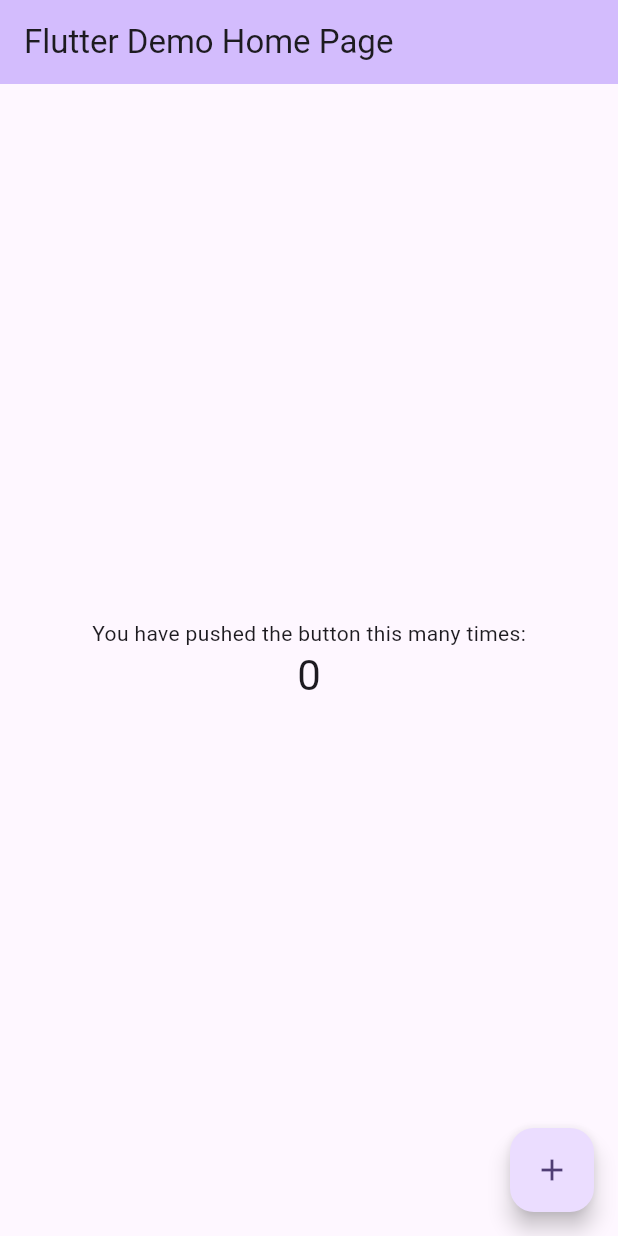
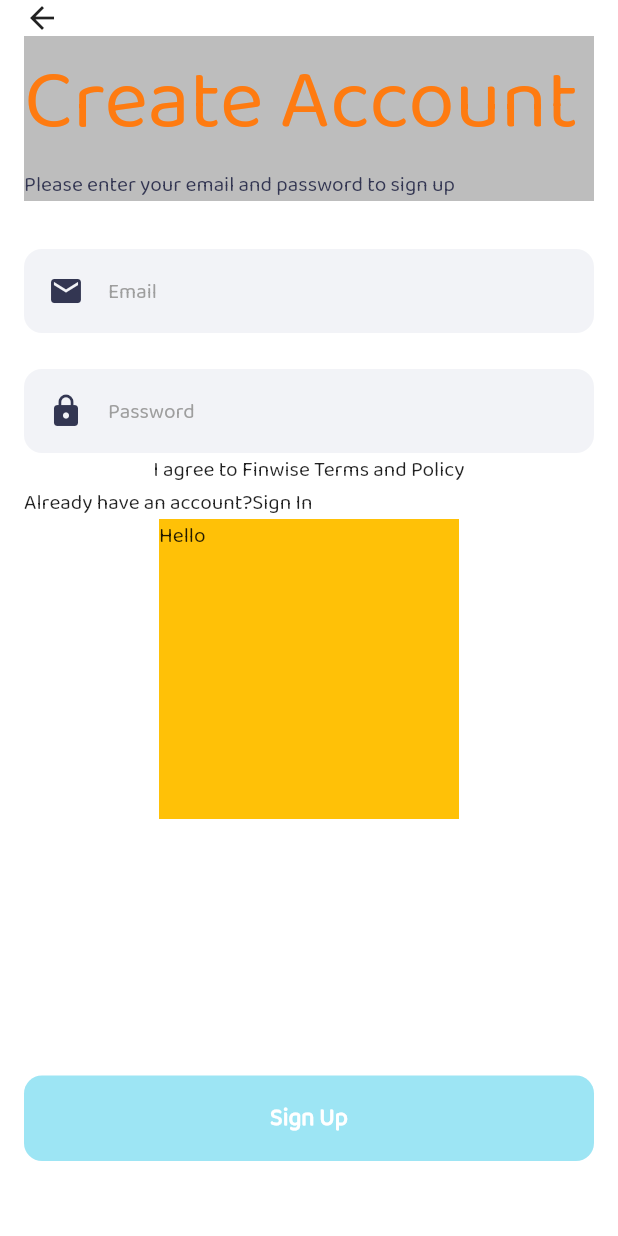
Before and after one commit to Financial-App-Finwise/finance-mobile-app, a Flutter app: the screen it shows after launch, on a phone screen of 412 x 824 dp. Run offline on Flutter 3.47's test engine with Material 2 defaults, Android fonts, the phone set to English and light mode, and no system bars.

Commit message:
defined structure

```diff
--- /dev/null
+++ b/lib/core/constants/color_constant.dart
@@ -0,0 +1,29 @@
+import 'package:flutter/material.dart';
+
+class ColorConstant {
+  // main color
+  static Color primary = Color(0xff0B8AAF);
+  static Color secondary = Color(0xff0ABDE3);
+
+  // finance
+  static Color total = primary;
+  static Color totalIcon = secondary;
+  static Color income = Color(0xff10AC84);
+  static Color incomeIcon = Color(0xff10AC84);
+  static Color expense = Color(0xffEE5353);
+  static Color expenseIcon = Color(0xffEE5353);
+  static Color overbudget = Color(0xffEF6007);
+  static Color overbudgetIcon = Color(0xffFE7B11);
+
+  // main features
+  // static Color
+  static Color bill = Color(0xffFE7B11);
+
+  // text
+  static Color black = Color(0xff191B29);
+  static Color mainText = Color(0xff333652);
+  static Color thin = Color(0xff656B9F);
+
+  // sign up
+  static Color boldLink = Color(0xff165A74);
+}
--- /dev/null
+++ b/lib/core/constants/font_constant.dart
@@ -0,0 +1,3 @@
+class FontConstant {
+  static String primary = 'Baloo_Thambi_2';
+}
--- /dev/null
+++ b/lib/core/widgets/test_container.dart
@@ -0,0 +1,22 @@
+import 'package:flutter/material.dart';
+
+class TestContainer extends StatefulWidget {
+  TestContainer({super.key, this.text = ''});
+
+  late String text;
+
+  @override
+  State<TestContainer> createState() => _TestContainerState();
+}
+
+class _TestContainerState extends State<TestContainer> {
+  @override
+  Widget build(BuildContext context) {
+    return Container(
+      height: 200,
+      width: 200,
+      color: Colors.amber,
+      child: Text(widget.text),
+    );
+  }
+}
--- a/lib/main.dart
+++ b/lib/main.dart
@@ -1,125 +1,21 @@
 import 'package:flutter/material.dart';
+import 'package:test/modules/auth/screens/sign_in_screen.dart';
+import 'package:test/modules/auth/screens/sign_up_screen.dart';
+import 'package:test/themes/app_theme.dart';
 
 void main() {
-  runApp(const MyApp());
+  runApp(MyApp());
 }
 
 class MyApp extends StatelessWidget {
   const MyApp({super.key});
 
-  // This widget is the root of your application.
   @override
   Widget build(BuildContext context) {
     return MaterialApp(
-      title: 'Flutter Demo',
-      theme: ThemeData(
-        // This is the theme of your application.
-        //
-        // TRY THIS: Try running your application with "flutter run". You'll see
-        // the application has a blue toolbar. Then, without quitting the app,
-        // try changing the seedColor in the colorScheme below to Colors.green
-        // and then invoke "hot reload" (save your changes or press the "hot
-        // reload" button in a Flutter-supported IDE, or press "r" if you used
-        // the command line to start the app).
-        //
-        // Notice that the counter didn't reset back to zero; the application
-        // state is not lost during the reload. To reset the state, use hot
-        // restart instead.
-        //
-        // This works for code too, not just values: Most code changes can be
-        // tested with just a hot reload.
-        colorScheme: ColorScheme.fromSeed(seedColor: Colors.deepPurple),
-        useMaterial3: true,
-      ),
-      home: const MyHomePage(title: 'Flutter Demo Home Page'),
+      // debugShowCheckedModeBanner: ,
+      home: SignUpScreen(),
+      theme: appTheme,
     );
   }
 }
-
-class MyHomePage extends StatefulWidget {
-  const MyHomePage({super.key, required this.title});
-
-  // This widget is the home page of your application. It is stateful, meaning
-  // that it has a State object (defined below) that contains fields that affect
-  // how it looks.
-
-  // This class is the configuration for the state. It holds the values (in this
-  // case the title) provided by the parent (in this case the App widget) and
-  // used by the build method of the State. Fields in a Widget subclass are
-  // always marked "final".
-
-  final String title;
-
-  @override
-  State<MyHomePage> createState() => _MyHomePageState();
-}
-
-class _MyHomePageState extends State<MyHomePage> {
-  int _counter = 0;
-
-  void _incrementCounter() {
-    setState(() {
-      // This call to setState tells the Flutter framework that something has
-      // changed in this State, which causes it to rerun the build method below
-      // so that the display can reflect the updated values. If we changed
-      // _counter without calling setState(), then the build method would not be
-      // called again, and so nothing would appear to happen.
-      _counter++;
-    });
-  }
-
-  @override
-  Widget build(BuildContext context) {
-    // This method is rerun every time setState is called, for instance as done
-    // by the _incrementCounter method above.
-    //
-    // The Flutter framework has been optimized to make rerunning build methods
-    // fast, so that you can just rebuild anything that needs updating rather
-    // than having to individually change instances of widgets.
-    return Scaffold(
-      appBar: AppBar(
-        // TRY THIS: Try changing the color here to a specific color (to
-        // Colors.amber, perhaps?) and trigger a hot reload to see the AppBar
-        // change color while the other colors stay the same.
-        backgroundColor: Theme.of(context).colorScheme.inversePrimary,
-        // Here we take the value from the MyHomePage object that was created by
-        // the App.build method, and use it to set our appbar title.
-        title: Text(widget.title),
-      ),
-      body: Center(
-        // Center is a layout widget. It takes a single child and positions it
-        // in the middle of the parent.
-        child: Column(
-          // Column is also a layout widget. It takes a list of children and
-          // arranges them vertically. By default, it sizes itself to fit its
-          // children horizontally, and tries to be as tall as its parent.
-          //
-          // Column has various properties to control how it sizes itself and
-          // how it positions its children. Here we use mainAxisAlignment to
-          // center the children vertically; the main axis here is the vertical
-          // axis because Columns are vertical (the cross axis would be
-          // horizontal).
-          //
-          // TRY THIS: Invoke "debug painting" (choose the "Toggle Debug Paint"
-          // action in the IDE, or press "p" in the console), to see the
-          // wireframe for each widget.
-          mainAxisAlignment: MainAxisAlignment.center,
-          children: <Widget>[
-            const Text(
-              'You have pushed the button this many times:',
-            ),
-            Text(
-              '$_counter',
-              style: Theme.of(context).textTheme.headlineMedium,
-            ),
-          ],
-        ),
-      ),
-      floatingActionButton: FloatingActionButton(
-        onPressed: _incrementCounter,
-        tooltip: 'Increment',
-        child: const Icon(Icons.add),
-      ), // This trailing comma makes auto-formatting nicer for build methods.
-    );
-  }
-}
--- /dev/null
+++ b/lib/modules/auth/models/user_model.dart
@@ -0,0 +1,7 @@
+class User {
+  late int id;
+  late String name;
+  late String email;
+  late String password;
+  late double totalBalance;
+}
--- /dev/null
+++ b/lib/modules/auth/screens/sign_in_screen.dart
@@ -0,0 +1,17 @@
+import 'package:flutter/material.dart';
+
+class SignInScreen extends StatefulWidget {
+  const SignInScreen({super.key});
+
+  @override
+  State<SignInScreen> createState() => _SignInScreenState();
+}
+
+class _SignInScreenState extends State<SignInScreen> {
+  @override
+  Widget build(BuildContext context) {
+    return Scaffold(
+
+    );
+  }
+}
--- /dev/null
+++ b/lib/modules/auth/screens/sign_up_screen.dart
@@ -0,0 +1,208 @@
+import 'package:flutter/material.dart';
+import 'package:test/core/constants/color_constant.dart';
+import 'package:test/core/constants/font_constant.dart';
+import 'package:test/core/widgets/test_container.dart';
+
+class SignUpScreen extends StatefulWidget {
+  const SignUpScreen({super.key});
+
+  @override
+  State<SignUpScreen> createState() => _SignUpScreenState();
+}
+
+class _SignUpScreenState extends State<SignUpScreen> {
+  @override
+  Widget build(BuildContext context) {
+    return Scaffold(
+      body: _buildBody(),
+    );
+  }
+
+  Widget _buildBody() {
+    return Container(
+      padding: EdgeInsets.symmetric(horizontal: 16),
+      child: Column(
+        children: [
+          Expanded(
+            child: SingleChildScrollView(
+              child: Column(
+                children: [
+                  _buildArrow(),
+                  _buildTopContent(),
+                  _buildTextFields(),
+                  _buildBottomContent(),
+                  TestContainer(
+                    text: 'Hello',
+                  ),
+                ],
+              ),
+            ),
+          ),
+          _buildButton(),
+        ],
+      ),
+    );
+  }
+
+  Widget _buildArrow() {
+    return Container(
+      alignment: Alignment.topLeft,
+      child: Icon(Icons.arrow_back),
+    );
+  }
+
+  Widget _buildTopContent() {
+    return Container(
+      alignment: Alignment.topLeft,
+      margin: EdgeInsets.only(bottom: 32),
+      color: Colors.grey[400],
+      child: Column(
+        crossAxisAlignment: CrossAxisAlignment.start,
+        children: [
+          Text(
+            'Create Account',
+            style: Theme.of(context).textTheme.displayMedium,
+          ),
+          Text(
+            'Please enter your email and password to sign up',
+            style: TextStyle(
+              color: ColorConstant.mainText,
+              fontSize: 14,
+              fontWeight: FontWeight.w500,
+            ),
+          ),
+        ],
+      ),
+    );
+  }
+
+  TextEditingController _emailController = TextEditingController();
+  TextEditingController _passwordController = TextEditingController();
+  Color formColor = Color(0xffF2F3F7);
+
+  Widget _buildTextFields() {
+    return Container(
+      padding: EdgeInsets.zero,
+      child: Column(
+        children: [
+          _buildTextFieldItem(
+            hintText: 'Email',
+            prefixIcon: Icon(Icons.email, color: ColorConstant.mainText),
+            controller: _emailController
+          ),
+          SizedBox(height: 24),
+          _buildTextFieldItem(
+            hintText: 'Password',
+            prefixIcon: Icon(Icons.lock, color: ColorConstant.mainText),
+            controller: _passwordController,
+          ),
+        ],
+      ),
+    );
+  }
+
+  Widget _buildTextFieldItem({
+    required TextEditingController controller,
+    required String hintText,
+    required Widget prefixIcon,
+    bool obscureText = false,
+  }) {
+    return Container(
+      decoration: BoxDecoration(
+        borderRadius: BorderRadius.circular(12),
+        color: formColor,
+      ),
+      child: TextFormField(
+        // cursorHeight: 14,
+        textAlignVertical: TextAlignVertical.center,
+        style: TextStyle(
+          color: ColorConstant.mainText,
+          fontWeight: FontWeight.w400,
+        ),
+        controller: controller,
+        decoration: InputDecoration(
+          hintText: hintText,
+          hintStyle: TextStyle(
+            color: Colors.grey,
+            fontSize: 14,
+          ),
+          prefixIcon: Container(
+            margin: EdgeInsets.all(16),
+            child: prefixIcon,
+          ),
+          // focusColor: ColorConstant.mainText,
+          border: InputBorder.none,
+          contentPadding: EdgeInsets.zero,
+        ),
+        obscureText: obscureText,
+        validator: (value) {
+          if (value!.isEmpty) {
+            return 'Please enter...';
+          }
+        },
+        onChanged: (value) {
+          setState(() {
+            _isFormFilled;
+          });
+        },
+      ),
+    );
+  }
+
+  Widget _buildBottomContent() {
+    return Container(
+      child: Column(
+        children: [
+          Text('I agree to Finwise Terms and Policy'),
+          Row(
+            children: [
+              Text('Already have an account?'),
+              InkWell(
+                child: Text('Sign In'),
+                onTap: () {
+                  print('hi');
+                },
+              ),
+            ],
+          )
+        ],
+      ),
+    );
+  }
+
+  bool get _isFormFilled =>
+      _emailController.value.text.isNotEmpty &&
+      _passwordController.value.text.isNotEmpty;
+
+  Widget _buildButton() {
+    return Container(
+      alignment: Alignment.center,
+      padding: EdgeInsets.symmetric(
+        vertical: 50,
+        // horizontal: 16,
+      ),
+      child: InkWell(
+        onTap: _isFormFilled
+            ? () {
+                print('Sign up button: Please fill everything');
+              }
+            : null,
+        child: Container(
+          alignment: Alignment.center,
+          decoration: BoxDecoration(
+            color: _isFormFilled
+                ? ColorConstant.secondary
+                : ColorConstant.secondary.withOpacity(0.4),
+            borderRadius: BorderRadius.circular(12),
+          ),
+          padding: EdgeInsets.symmetric(vertical: 16),
+          child: Text(
+            'Sign Up',
+            style: TextStyle(
+                fontSize: 16, color: Colors.white, fontWeight: FontWeight.w600),
+          ),
+        ),
+      ),
+    );
+  }
+}
--- /dev/null
+++ b/lib/themes/app_theme.dart
@@ -0,0 +1,12 @@
+import 'package:flutter/material.dart';
+import 'package:test/core/constants/color_constant.dart';
+import 'package:test/core/constants/font_constant.dart';
+
+ThemeData appTheme = ThemeData(
+  scaffoldBackgroundColor: Colors.white,
+  fontFamily: FontConstant.primary,
+  primaryColor: ColorConstant.primary,
+  textTheme: TextTheme(
+    displayMedium: TextStyle(color: ColorConstant.bill),
+  ),
+);
--- a/pubspec.yaml
+++ b/pubspec.yaml
@@ -86,5 +86,9 @@ flutter:
   #       - asset: fonts/TrajanPro_Bold.ttf
   #         weight: 700
   #
+  fonts:
+    - family: Baloo_Thambi_2
+      fonts:
+        - asset: assets/fonts/baloo_thambi_2/BalooThambi2-Regular.ttf
   # For details regarding fonts from package dependencies,
   # see https://flutter.dev/custom-fonts/#from-packages
```
Also changed, not shown: assets/fonts/baloo_thambi_2/BalooThambi2-Regular.ttf (added), lib/screens/home_screen.dart (added), lib/screens/splash_screen.dart (added).
